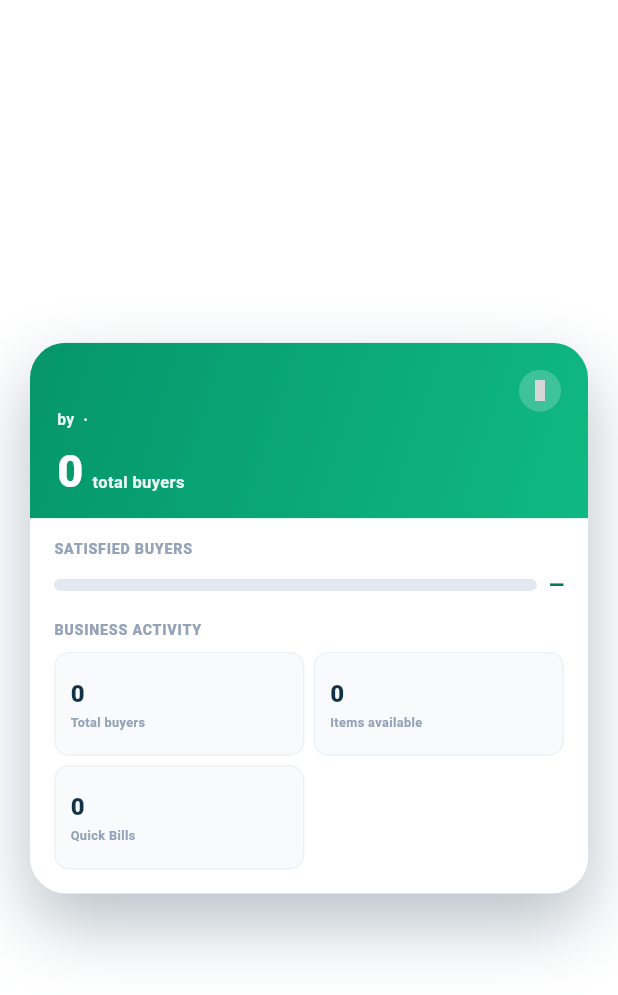
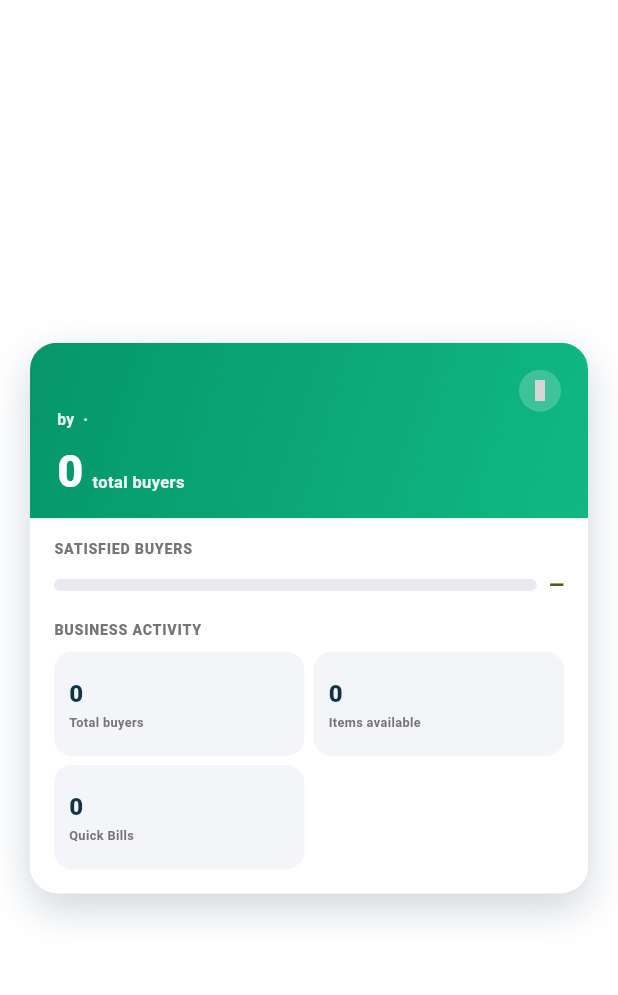
Before and after one commit to karobarisaathi-creator/karobari-saathi-app, a Flutter app: the TrustPopupDialog widget shown alone on an empty page, opened directly with empty values, on a phone screen of 412 x 824 dp. Shown: the top 995 px of the screen. Run offline on Flutter 3.47's test engine with Material 3 defaults, Android fonts, the light colour scheme and no system bars; our stand-ins replace app_links, audioplayers, cached_network_image, cloud_firestore, connectivity_plus, firebase_auth and 24 more; missing offline and left inert: encrypt, mobile_scanner, record; accounts and stored records are empty; grey boxes are pictures that could not be loaded.

Commit message:
Fix Urdu and English layout and alignment in TrustPopupDialog

```diff
--- a/lib/features/order/widgets/trust_popup_dialog.dart
+++ b/lib/features/order/widgets/trust_popup_dialog.dart
@@ -86,12 +86,12 @@ class TrustPopupDialog extends StatelessWidget {
           constraints: const BoxConstraints(maxWidth: 420),
           decoration: BoxDecoration(
             color: Colors.white,
-            borderRadius: BorderRadius.circular(24),
+            borderRadius: BorderRadius.circular(18),
             boxShadow: [
               BoxShadow(
-                color: AppTheme.darkColor.withValues(alpha: 0.3),
-                blurRadius: 40,
-                offset: const Offset(0, 20),
+                color: AppTheme.darkColor.withValues(alpha: 0.2),
+                blurRadius: 24,
+                offset: const Offset(0, 10),
               ),
             ],
           ),
@@ -156,7 +156,9 @@ class TrustPopupDialog extends StatelessWidget {
                           ),
                           const SizedBox(height: 3),
                           UrduAwareText(
-                          '${isUrdu ? 'از' : 'by'} $ownerName · $area',
+                            isUrdu
+                                ? '$area · $ownerName از'
+                                : 'by $ownerName · $area',
                             textAlign: isUrdu ? TextAlign.right : TextAlign.left,
                             style: TextStyle(
                               fontSize: 10.5,
@@ -172,7 +174,31 @@ class TrustPopupDialog extends StatelessWidget {
                                 : MainAxisAlignment.start,
                             crossAxisAlignment: CrossAxisAlignment.baseline,
                             textBaseline: TextBaseline.alphabetic,
-                          children: [
+                            children: isUrdu
+                                ? [
+                                    UrduAwareText(
+                                      'کل خریدار',
+                                      style: TextStyle(
+                                        fontSize: 11,
+                                        fontWeight: FontWeight.w700,
+                                        color: Colors.white
+                                            .withValues(alpha: 0.92),
+                                        fontFamily: fontFamily,
+                                      ),
+                                    ),
+                                    const SizedBox(width: 6),
+                                    UrduAwareText(
+                                      _fmt(customerCount),
+                                      style: TextStyle(
+                                        fontSize: 30,
+                                        fontWeight: FontWeight.w800,
+                                        color: Colors.white,
+                                        fontFamily: fontFamily,
+                                        height: 1,
+                                      ),
+                                    ),
+                                  ]
+                                : [
                                     UrduAwareText(
                                       _fmt(customerCount),
                                       style: TextStyle(
@@ -185,11 +211,12 @@ class TrustPopupDialog extends StatelessWidget {
                                     ),
                                     const SizedBox(width: 6),
                                     UrduAwareText(
-                              isUrdu ? 'کل خریدار' : 'total buyers',
+                                      'total buyers',
                                       style: TextStyle(
                                         fontSize: 11,
                                         fontWeight: FontWeight.w700,
-                                color: Colors.white.withValues(alpha: 0.92),
+                                        color: Colors.white
+                                            .withValues(alpha: 0.92),
                                         fontFamily: fontFamily,
                                       ),
                                     ),
@@ -217,9 +244,20 @@ class TrustPopupDialog extends StatelessWidget {
                       ),
                       const SizedBox(height: 7),
                       Row(
-                      textDirection:
-                          isUrdu ? TextDirection.rtl : TextDirection.ltr,
-                      children: [
+                        children: isUrdu
+                            ? [
+                                UrduAwareText(
+                                  customerCount == 0
+                                      ? '—'
+                                      : '$satisfactionPercent%',
+                                  style: TextStyle(
+                                    fontSize: 13,
+                                    fontWeight: FontWeight.w800,
+                                    color: AppTheme.incomeColor,
+                                    fontFamily: fontFamily,
+                                  ),
+                                ),
+                                const SizedBox(width: 8),
                                 Expanded(
                                   child: ClipRRect(
                                     borderRadius: BorderRadius.circular(999),
@@ -228,20 +266,39 @@ class TrustPopupDialog extends StatelessWidget {
                                           ? 0
                                           : satisfactionPercent / 100,
                                       minHeight: 8,
-                              backgroundColor: const Color(0xFFE2E8F0),
-                              valueColor: const AlwaysStoppedAnimation(
-                                Color(0xFF10B981),
+                                      backgroundColor: AppTheme.backgroundColor,
+                                      valueColor: AlwaysStoppedAnimation(
+                                        AppTheme.incomeColor,
+                                      ),
+                                    ),
+                                  ),
+                                ),
+                              ]
+                            : [
+                                Expanded(
+                                  child: ClipRRect(
+                                    borderRadius: BorderRadius.circular(999),
+                                    child: LinearProgressIndicator(
+                                      value: customerCount == 0
+                                          ? 0
+                                          : satisfactionPercent / 100,
+                                      minHeight: 8,
+                                      backgroundColor: AppTheme.backgroundColor,
+                                      valueColor: AlwaysStoppedAnimation(
+                                        AppTheme.incomeColor,
                                       ),
                                     ),
                                   ),
                                 ),
                                 const SizedBox(width: 8),
                                 UrduAwareText(
-                          customerCount == 0 ? '—' : '$satisfactionPercent%',
+                                  customerCount == 0
+                                      ? '—'
+                                      : '$satisfactionPercent%',
                                   style: TextStyle(
                                     fontSize: 13,
                                     fontWeight: FontWeight.w800,
-                            color: const Color(0xFF047857),
+                                    color: AppTheme.incomeColor,
                                     fontFamily: fontFamily,
                                   ),
                                 ),
@@ -250,7 +307,8 @@ class TrustPopupDialog extends StatelessWidget {
                       const SizedBox(height: 14),
                       _sectionTitle(
                         isUrdu ? 'کاروباری سرگرمی' : 'Business activity',
-                        fontFamily),
+                        fontFamily,
+                      ),
                       const SizedBox(height: 7),
                       GridView.count(
                         crossAxisCount: 2,
@@ -260,14 +318,21 @@ class TrustPopupDialog extends StatelessWidget {
                         crossAxisSpacing: 6,
                         childAspectRatio: 2.4,
                         children: [
-                        _statCard(_fmt(customerCount),
-                            isUrdu ? 'کل خریدار' : 'Total buyers', fontFamily),
+                          _statCard(
+                            _fmt(customerCount),
+                            isUrdu ? 'کل خریدار' : 'Total buyers',
+                            fontFamily,
+                          ),
                           _statCard(
                             '$itemsCount',
                             isUrdu ? 'دستیاب اشیاء' : 'Items available',
-                            fontFamily),
-                        _statCard('$billCount',
-                            isUrdu ? 'فوری بل' : 'Quick Bills', fontFamily),
+                            fontFamily,
+                          ),
+                          _statCard(
+                            '$billCount',
+                            isUrdu ? 'فوری بل' : 'Quick Bills',
+                            fontFamily,
+                          ),
                         ],
                       ),
                     ],
@@ -287,7 +352,7 @@ class TrustPopupDialog extends StatelessWidget {
       style: TextStyle(
         fontSize: 9.5,
         fontWeight: FontWeight.w800,
-        color: const Color(0xFF94A3B8),
+        color: AppTheme.textSecondary,
         letterSpacing: 0.5,
         fontFamily: fontFamily,
       ),
@@ -298,9 +363,8 @@ class TrustPopupDialog extends StatelessWidget {
     return Container(
       padding: const EdgeInsets.symmetric(horizontal: 10, vertical: 8),
       decoration: BoxDecoration(
-        color: const Color(0xFFF8FAFC),
-        borderRadius: BorderRadius.circular(10),
-        border: Border.all(color: const Color(0xFFEEF2F6)),
+        color: AppTheme.backgroundColor.withValues(alpha: 0.5),
+        borderRadius: BorderRadius.circular(12),
       ),
       child: Column(
         crossAxisAlignment:
@@ -324,7 +388,7 @@ class TrustPopupDialog extends StatelessWidget {
             style: TextStyle(
               fontSize: 8.5,
               fontWeight: FontWeight.w600,
-              color: const Color(0xFF94A3B8),
+              color: AppTheme.textSecondary,
               fontFamily: fontFamily,
             ),
           ),
```
Lines whose indentation alone changed are shown as unchanged.
